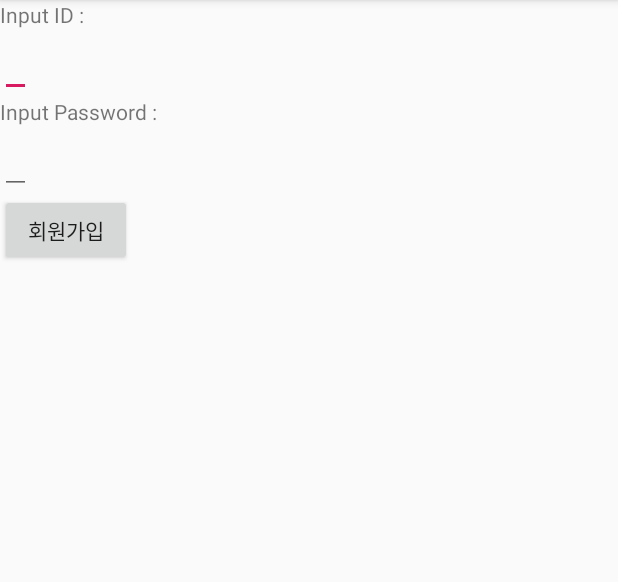
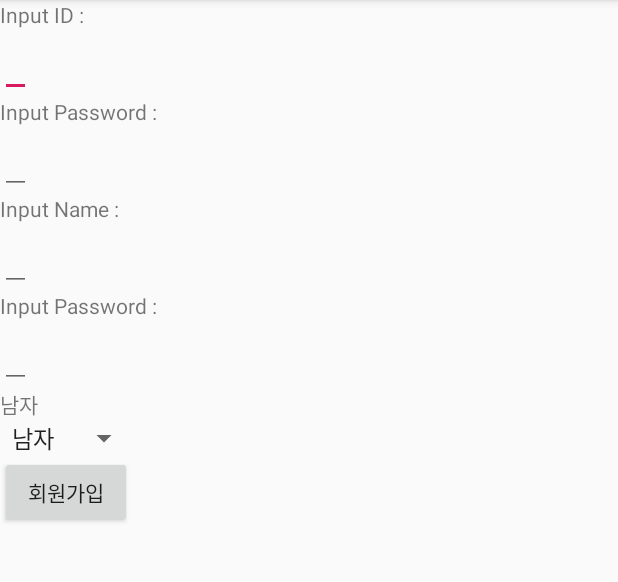
Before and after one commit to JHLee0211/UEx, an Android app: the SignUpActivity screen opened directly, with no data from a screen before it, on a phone screen of 412 x 824 dp, the part 84-666 px from its top. Run offline under Robolectric (Android 15) with nearby library versions, the phone set to English and light mode, and no system bars.

Commit message:
19/08/22 18:59

```diff
--- a/demo_94/app/src/main/java/com/example/Activity/SignUpActivity.java
+++ b/demo_94/app/src/main/java/com/example/Activity/SignUpActivity.java
@@ -8,8 +8,11 @@ import android.content.Intent;
 import android.os.Bundle;
 import android.util.Log;
 import android.view.View;
+import android.widget.AdapterView;
+import android.widget.ArrayAdapter;
 import android.widget.Button;
 import android.widget.EditText;
+import android.widget.Spinner;
 import android.widget.TextView;
 import android.widget.Toast;
 
@@ -18,9 +21,12 @@ import com.example.demo_94.R;
 import java.net.MalformedURLException;
 
 public class SignUpActivity extends AppCompatActivity {
-    private EditText id, password;
+    private EditText id, password, name;
+    private TextView sex;
+    private Spinner sexspinner;
     private Button btn_signup;
     private String curip = new getIP().getInstance();
+    private String sexes[] = {"남자", "여자"};
 
     @Override
     protected void onCreate(Bundle savedInstanceState) {
@@ -32,7 +38,26 @@ public class SignUpActivity extends AppCompatActivity {
 
         id = (EditText)findViewById(R.id.signup_edit_id);
         password = (EditText)findViewById(R.id.signup_edit_password);
+        name = (EditText)findViewById(R.id.signup_edit_name);
+        sex = (TextView)findViewById(R.id.signup_text_sex);
+        sexspinner = (Spinner)findViewById(R.id.signup_spinner_sex);
         btn_signup = (Button)findViewById(R.id.signup_button_signupButton);
+
+        ArrayAdapter<String> arrayAdapter = new ArrayAdapter<>(this, android.R.layout.simple_spinner_item, sexes);
+        arrayAdapter.setDropDownViewResource(R.layout.support_simple_spinner_dropdown_item);
+        sexspinner.setAdapter(arrayAdapter);
+
+        sexspinner.setOnItemSelectedListener(new AdapterView.OnItemSelectedListener() {
+            @Override
+            public void onItemSelected(AdapterView<?> adapterView, View view, int i, long l) {
+                sex.setText(sexes[i]);
+            }
+
+            @Override
+            public void onNothingSelected(AdapterView<?> adapterView) {
+                sex.setText("성별을 선택하세요.");
+            }
+        });
 
         btn_signup.setOnClickListener(new View.OnClickListener() {
             public void onClick(View v) {
--- a/demo_94/app/src/main/res/layout/activity_sign_up.xml
+++ b/demo_94/app/src/main/res/layout/activity_sign_up.xml
@@ -28,9 +28,45 @@
         />
 
     <EditText
+        android:layout_width="wrap_content"
         android:id="@+id/signup_edit_password"
+        android:layout_height="wrap_content" />
+
+    <TextView
+        android:id="@+id/signup_text_name"
+        android:text="Input Name : "
+        android:layout_width="wrap_content"
+        android:layout_height="wrap_content"
+        />
+
+    <EditText
+        android:id="@+id/signup_edit_name"
         android:layout_width="wrap_content"
         android:layout_height="wrap_content" />
+
+    <TextView
+        android:id="@+id/signup_text_birth"
+        android:text="Input Password : "
+        android:layout_width="wrap_content"
+        android:layout_height="wrap_content"
+        />
+
+    <EditText
+        android:id="@+id/signup_edit_birth"
+        android:layout_width="wrap_content"
+        android:layout_height="wrap_content" />
+
+    <TextView
+        android:id="@+id/signup_text_sex"
+        android:text="성별을 선택하세요."
+        android:layout_width="wrap_content"
+        android:layout_height="wrap_content"
+        />
+
+    <Spinner
+        android:id="@+id/signup_spinner_sex"
+        android:layout_width="wrap_content"
+        android:layout_height="wrap_content"></Spinner>
 
     <Button
         android:id="@+id/signup_button_signupButton"
```
Also changed, not shown: 1 other file.
